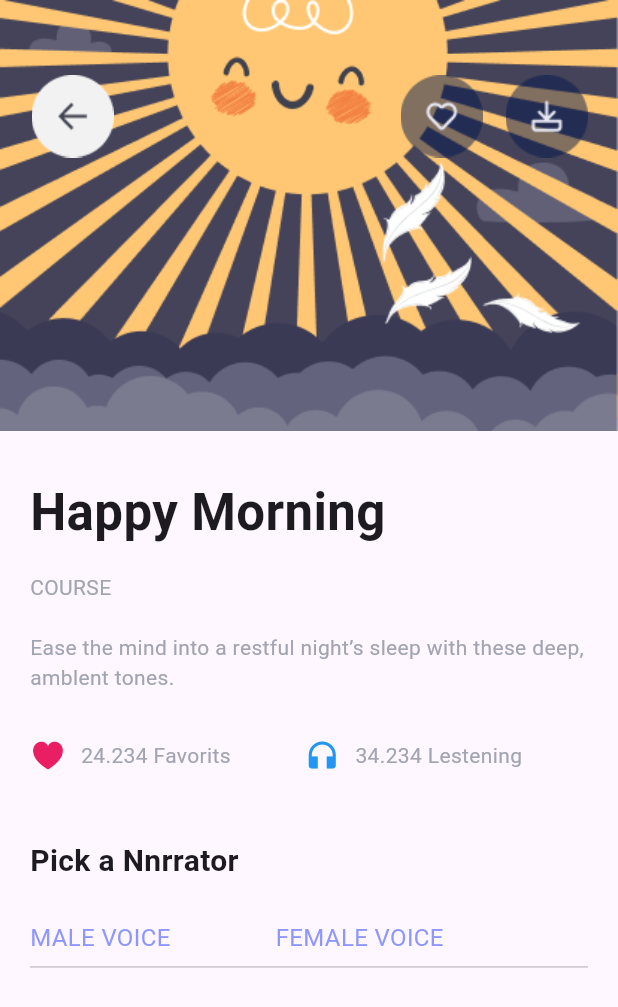
After one commit to parihassannezhad/meditaition_app, a Flutter app: the CourseDetails screen opened directly, on a phone screen of 412 x 824 dp. The commit adds this screen. Shown: the top 1007 px of the screen. Run offline on Flutter 3.47's test engine with Material 3 defaults, Android fonts, the phone set to English and light mode, and no system bars; our stand-ins replace numberpicker.

Commit message:
at office. 12/12/2023

```diff
--- /dev/null
+++ b/lib/courseDetails.dart
@@ -0,0 +1,138 @@
+import 'package:flutter/cupertino.dart';
+import 'package:flutter/material.dart';
+
+class CourseDetails extends StatelessWidget {
+  @override
+  Widget build(BuildContext context) {
+    // TODO: implement build
+    return SafeArea(
+        child: Scaffold(
+      body: Column(
+        crossAxisAlignment: CrossAxisAlignment.start,
+        children: [
+          Stack(
+            children: [
+              Image.asset('assets/img/sun.png'),
+              Positioned(
+                  left: 21, top: 50, child: Image.asset('assets/img/back.png')),
+              Positioned(
+                  right: 90,
+                  top: 50,
+                  child: Image.asset('assets/img/heart.png')),
+              Positioned(
+                  right: 20,
+                  top: 50,
+                  child: Image.asset('assets/img/save.png')),
+            ],
+          ),
+          const Padding(
+            padding: EdgeInsets.fromLTRB(20, 30, 20, 30),
+            child: Column(
+              crossAxisAlignment: CrossAxisAlignment.start,
+              children: [
+                Text(
+                  'Happy Morning',
+                  style: TextStyle(fontWeight: FontWeight.w700, fontSize: 34),
+                ),
+                SizedBox(
+                  height: 15,
+                ),
+                Text(
+                  'COURSE',
+                  style: TextStyle(
+                    fontWeight: FontWeight.w400,
+                    fontSize: 14,
+                    color: Color(0xffA1A4B2),
+                  ),
+                ),
+                SizedBox(
+                  height: 20,
+                ),
+                Text(
+                  'Ease the mind into a restful night’s sleep with these deep, amblent tones.',
+                  style: TextStyle(
+                    fontWeight: FontWeight.w400,
+                    fontSize: 14,
+                    color: Color(0xffA1A4B2),
+                  ),
+                ),
+                SizedBox(
+                  height: 30,
+                ),
+                Row(
+                  children: [
+                    Icon(
+                      CupertinoIcons.heart_fill,
+                      color: Colors.pink,
+                    ),
+                    SizedBox(
+                      width: 10,
+                    ),
+                    Text(
+                      '24.234 Favorits',
+                      style: TextStyle(
+                        fontWeight: FontWeight.w400,
+                        fontSize: 14,
+                        color: Color(0xffA1A4B2),
+                      ),
+                    ),
+                    SizedBox(
+                      width: 49,
+                    ),
+                    Icon(
+                      Icons.headphones,
+                      color: Colors.blue,
+                    ),
+                    SizedBox(
+                      width: 10,
+                    ),
+                    Text(
+                      '34.234 Lestening',
+                      style: TextStyle(
+                        fontWeight: FontWeight.w400,
+                        fontSize: 14,
+                        color: Color(0xffA1A4B2),
+                      ),
+                    ),
+                  ],
+                ),
+                SizedBox(
+                  height: 44,
+                ),
+                Text(
+                  'Pick a Nnrrator',
+                  style: TextStyle(fontWeight: FontWeight.w700, fontSize: 20),
+                ),
+                SizedBox(
+                  height: 25,
+                ),
+                Row(
+                  children: [
+                    Text(
+                      'MALE VOICE',
+                      style: TextStyle(
+                          fontWeight: FontWeight.w400,
+                          fontSize: 16,
+                          color: Color(0xff8E97FD)),
+                    ),
+                    SizedBox(width: 70,),
+                    Text(
+                      'FEMALE VOICE',
+                      style: TextStyle(
+                          fontWeight: FontWeight.w400,
+                          fontSize: 16,
+                          color: Color(0xff8E97FD)),
+                    ),
+                  ],
+                ),Divider(),
+
+              ],
+
+
+            ),
+          )
+        ],
+      ),
+    ));
+  }
+}
--- a/lib/home.dart
+++ b/lib/home.dart
@@ -1,4 +1,5 @@
 import 'package:flutter/material.dart';
+import 'package:meditaition_app/courseDetails.dart';
 
 class Home extends StatelessWidget {
   const Home({super.key});
@@ -82,12 +83,14 @@ class Home extends StatelessWidget {
                                     fontWeight: FontWeight.w400,
                                     color: Color(0xffEBEAEC)),
                               ),
-                             const SizedBox(width: 30,),
+                              const SizedBox(
+                                width: 30,
+                              ),
                               Stack(
                                 children: [
                                   Image.asset('assets/img/start.png'),
                                   const Padding(
-                                   padding: EdgeInsets.only(left: 15,top: 8),
+                                    padding: EdgeInsets.only(left: 15, top: 8),
                                     child: Text('START'),
                                   ),
                                 ],
@@ -175,7 +178,7 @@ class Home extends StatelessWidget {
                 const SizedBox(
                   height: 112,
                 ),
-                Text(','),
+                const Text(','),
               ],
             ),
           ),
@@ -238,7 +241,13 @@ class Home extends StatelessWidget {
                 ),
                 Column(
                   children: [
-                    Image.asset('assets/img/music.png'),
+                    InkWell(
+                        onTap: () {
+                          Navigator.of(context).push(MaterialPageRoute(
+                            builder: (context) => CourseDetails(),
+                          ));
+                        },
+                        child: Image.asset('assets/img/music.png')),
                     const SizedBox(
                       height: 17,
                     ),
```
Also changed, not shown: assets/img/back.png (added), assets/img/heart.png (added), assets/img/save.png (added), assets/img/sun.png (added). Lines whose indentation alone changed are shown as unchanged.
